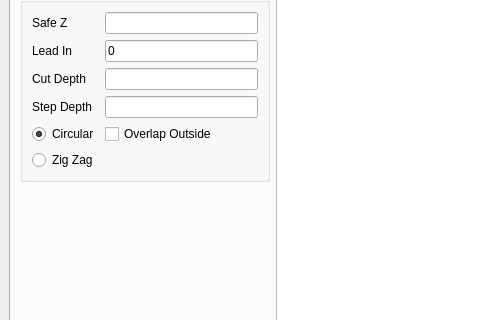
Before: the Qt Designer form gcode/src/gcode.ui in jethornton/gcode, drawn with Qt 5; both pictures show x 0 to 480 and y 423 to 743 of the 1000 by 900 pixel window.
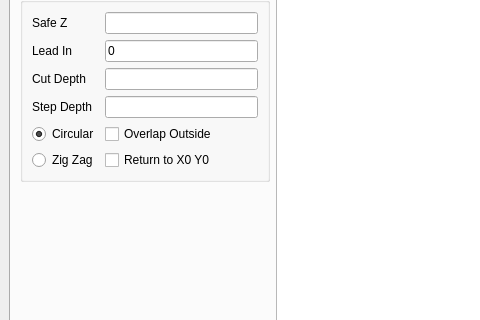
After: the same form once the commit is applied. The open tabs and pages were chosen to show the change.

Commit message: add return to x0y0

What changed in the file:
```diff
--- a/gcode/src/gcode.ui
+++ b/gcode/src/gcode.ui
@@ -380,6 +380,13 @@
            <item row="0" column="1">
             <widget class="QLineEdit" name="faceSafeZ"/>
            </item>
+           <item row="6" column="1">
+            <widget class="QCheckBox" name="returnX0Y0CB">
+             <property name="text">
+              <string>Return to X0 Y0</string>
+             </property>
+            </widget>
+           </item>
           </layout>
          </widget>
         </item>
```
The commit also changes 2 other files.
